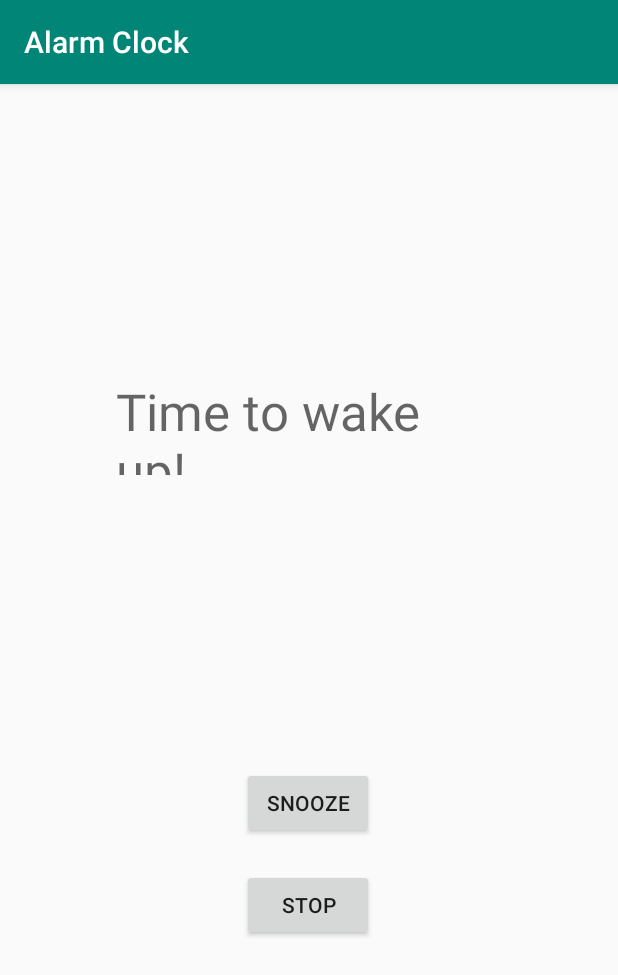
After one commit to oikheloa/ACalendarBasedAlarmClock, an Android app: the AlertDetails screen opened directly, with no data from a screen before it, on a phone screen of 412 x 824 dp. The commit adds this screen. Shown: the top 975 px of the screen. Run offline under Robolectric (Android 15) with nearby library versions, the phone set to English and light mode, and no system bars.

Commit message:
adding alarm notifcation

```diff
--- /dev/null
+++ b/app/src/main/java/com/example/alarmclock/AlertDetails.java
@@ -0,0 +1,21 @@
+package com.example.alarmclock;
+
+import android.content.Intent;
+import android.os.Bundle;
+import android.view.View;
+
+import androidx.appcompat.app.AppCompatActivity;
+
+public class AlertDetails extends AppCompatActivity {
+
+    @Override
+    protected void onCreate(Bundle savedInstanceState) {
+        super.onCreate(savedInstanceState);
+        setContentView(R.layout.alarm);
+    }
+
+    public void stopAlarm(View view) {
+        Intent intent = new Intent(this, AlarmsList.class);
+        startActivity(intent);
+    }
+}
--- /dev/null
+++ b/app/src/main/res/layout/alarm.xml
@@ -0,0 +1,45 @@
+<?xml version="1.0" encoding="utf-8"?>
+<androidx.constraintlayout.widget.ConstraintLayout xmlns:android="http://schemas.android.com/apk/res/android"
+    xmlns:app="http://schemas.android.com/apk/res-auto"
+    xmlns:tools="http://schemas.android.com/tools"
+    android:layout_width="match_parent"
+    android:layout_height="match_parent"
+    tools:context=".MainActivity">
+
+    <Button
+        android:id="@+id/snooze"
+        android:layout_width="wrap_content"
+        android:layout_height="wrap_content"
+        android:onClick="stopAlarm"
+        android:text="Snooze"
+        app:layout_constraintBottom_toBottomOf="parent"
+        app:layout_constraintEnd_toEndOf="parent"
+        app:layout_constraintHorizontal_bias="0.498"
+        app:layout_constraintStart_toStartOf="parent"
+        app:layout_constraintTop_toTopOf="parent"
+        app:layout_constraintVertical_bias="0.632" />
+
+    <Button
+        android:id="@+id/stop"
+        android:layout_width="wrap_content"
+        android:layout_height="wrap_content"
+        android:onClick="stopAlarm"
+        android:text="Stop"
+        app:layout_constraintBottom_toBottomOf="parent"
+        app:layout_constraintEnd_toEndOf="parent"
+        app:layout_constraintHorizontal_bias="0.498"
+        app:layout_constraintStart_toStartOf="parent"
+        app:layout_constraintTop_toBottomOf="@+id/snooze"
+        app:layout_constraintVertical_bias="0.093" />
+
+    <TextView
+        android:id="@+id/alarm"
+        android:layout_width="258dp"
+        android:layout_height="65dp"
+        android:text="Time to wake up!"
+        android:textAppearance="@style/TextAppearance.AppCompat.Display1"
+        app:layout_constraintBottom_toTopOf="@+id/snooze"
+        app:layout_constraintEnd_toEndOf="parent"
+        app:layout_constraintStart_toStartOf="parent"
+        app:layout_constraintTop_toTopOf="parent" />
+</androidx.constraintlayout.widget.ConstraintLayout>
```
Also changed, not shown: app/src/main/AndroidManifest.xml (+11 -0 lines), app/src/main/java/com/example/alarmclock/AlarmsList.java (+56 -0 lines), app/src/main/java/com/example/alarmclock/MainActivity.java (+16 -1 lines), app/src/main/res/layout/activity_alarms.xml (+9 -1 lines), app/src/main/res/drawable/ic_launcher.png (added).
